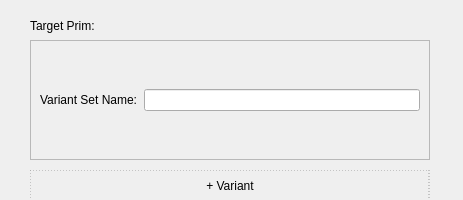
Qt form src/gui.ui (nMDaas/USD_Switchboard) before a commit.
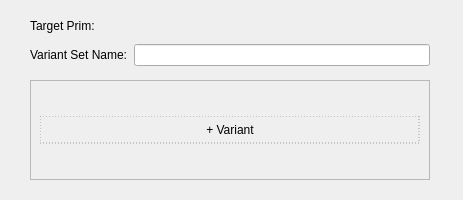
The same form after that commit.

```diff
--- a/src/gui.ui
+++ b/src/gui.ui
@@ -30,56 +30,61 @@
             </property>
         </widget>
 
-         <widget class="QScrollArea" name="scrollArea">
+        <widget class="QWidget" name="gridLayout_vs_container">
             <property name="geometry">
                 <rect>
                     <x>30</x>
-                    <y>40</y>
+                    <y>-5</y>
                     <width>400</width>
                     <height>120</height> </rect>
             </property>
+            <layout class="QGridLayout" name="gridLayout_vs">
+                <item row="0" column="0">
+                    <widget class="QLabel" name="label"><property name="text"><string>Variant Set Name:</string></property></widget>
+                </item>
+                <item row="0" column="1">
+                    <widget class="QLineEdit" name="vs_name_input"></widget>
+                </item>
+                
+            </layout>
+        </widget>
+
+         <widget class="QScrollArea" name="scrollArea">
+            <property name="geometry">
+                <rect>
+                    <x>30</x>
+                    <y>80</y>
+                    <width>400</width>
+                    <height>100</height> </rect>
+            </property>
             <property name="widgetResizable">
                 <bool>true</bool> </property>
 
             <widget class="QWidget" name="scrollAreaWidgetContents">
                 <layout class="QGridLayout" name="gridLayout">
                     <item row="0" column="0">
-                        <widget class="QLabel" name="label"><property name="text"><string>Variant Set Name:</string></property></widget>
-                    </item>
-                    <item row="0" column="1">
-                        <widget class="QLineEdit" name="vs_name_input"></widget>
-                    </item>
-                    
-                    </layout>
-            </widget>
-        </widget>
-
         <widget class="QPushButton" name="addVariantButton">
             <property name="text">
                 <string> + Variant </string>
             </property>
-            <property name="geometry">
-                <rect>
-                    <x>30</x>
-                    <y>170</y>
-                    <width>400</width>
-                    <height>32</height>
-                </rect>
-            </property>
             <property name="flat">
                 <bool>true</bool>
             </property>
             <property name="styleSheet">
                 <string>
-                    QPushButton {
-                        border: 1px dashed #999;
-                        padding: 6px;
-                    }
-                    QPushButton:hover {
-                        border-color: #666;
-                    }
-                </string>
-            </property>
+                                    QPushButton {
+                                        border: 1px dashed #999;
+                                        padding: 6px;
+                                    }
+                                    QPushButton:hover {
+                                        border-color: #666;
+                                    }
+                                </string>
+                            </property>
+                        </widget>
+                    </item>
+                </layout>
+            </widget>
         </widget>
 
         <widget class="QPushButton" name="apply_button">
```
Lines whose indentation alone changed are shown as unchanged.
